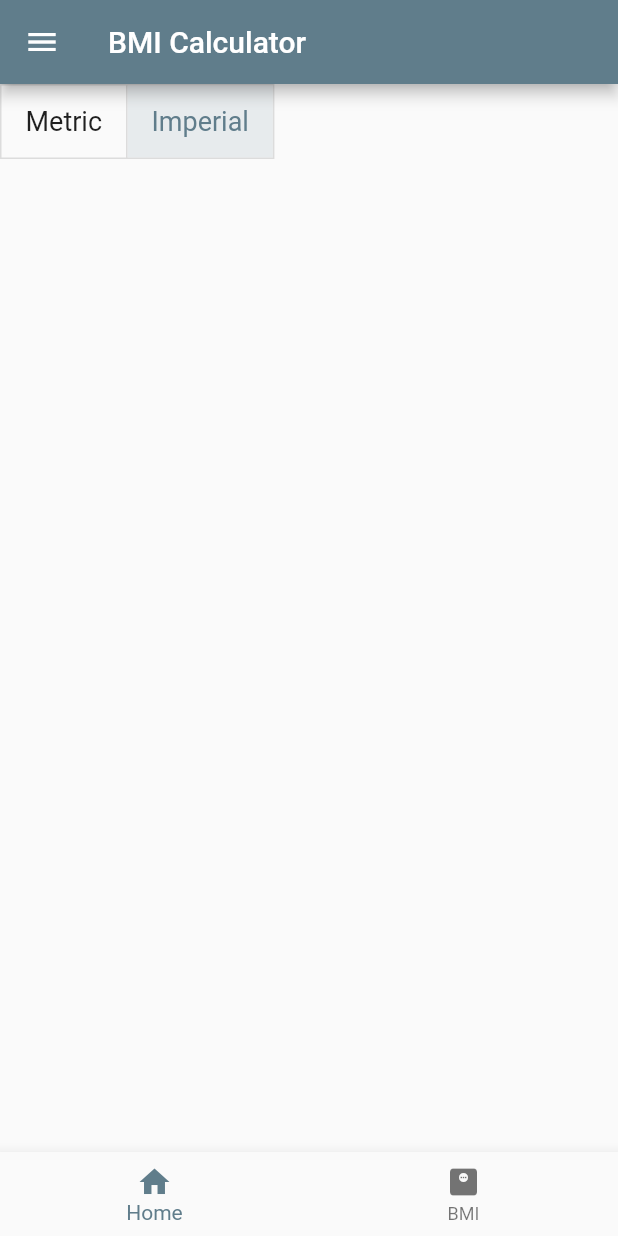
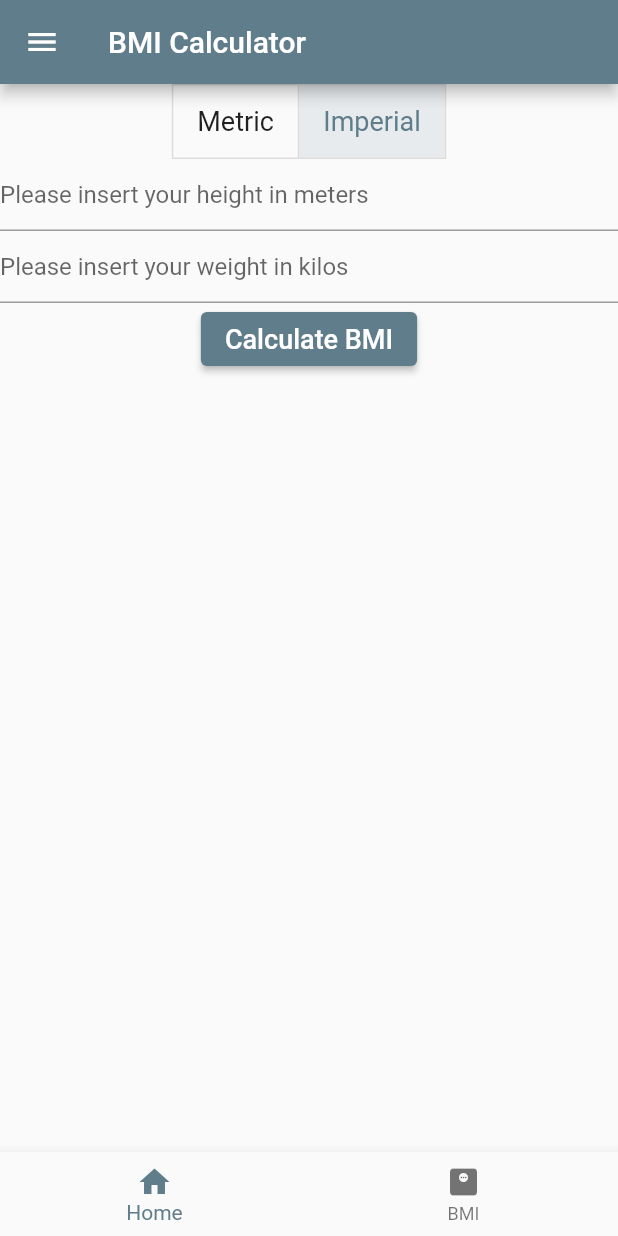
Before and after one commit to leowvazd/global_fitness, a Flutter app: the BmiScreen screen opened by its route, on a phone screen of 412 x 824 dp. Run offline on Flutter 3.47's test engine with Material 2 defaults, Android fonts, the phone set to English and light mode, and no system bars.

Commit message:
working on BMI Screen and calculate it

```diff
--- a/lib/main.dart
+++ b/lib/main.dart
@@ -19,7 +19,6 @@ class GlobalApp extends StatelessWidget {
         '/bmi': (context) => const BmiScreen(),
       },
       initialRoute: '/',
-
       // home: const IntroScreen(),
     );
   }
--- a/lib/screens/bmi_screen.dart
+++ b/lib/screens/bmi_screen.dart
@@ -10,6 +10,8 @@ class BmiScreen extends StatefulWidget {
 }
 
 class _BmiScreenState extends State<BmiScreen> {
+  final TextEditingController txtHeight = TextEditingController();
+  final TextEditingController txtWeight = TextEditingController();
   final double fontSize = 18;
   String result = '';
   bool isMetric = true;
@@ -17,6 +19,8 @@ class _BmiScreenState extends State<BmiScreen> {
   double? height;
   double? weight;
   late List<bool> isSelected;
+  String weightMessage = '';
+  String heightMessage = '';
 
   @override
   void initState() {
@@ -26,38 +30,44 @@ class _BmiScreenState extends State<BmiScreen> {
 
   @override
   Widget build(BuildContext context) {
+    heightMessage =
+        'Please insert your height in ${(isMetric) ? 'meters' : 'inches'}';
+    weightMessage =
+        'Please insert your weight in ${(isMetric) ? 'kilos' : 'pounds'}';
+
     return Scaffold(
       appBar: AppBar(title: const Text('BMI Calculator')),
       bottomNavigationBar: const MenuBottom(),
       drawer: const MenuDrawer(),
       body: Column(children: [
-        ToggleButtons(
-            isSelected: isSelected,
-            onPressed: toggleMeasure,
-            children: [
+        ToggleButtons(children: [
           Padding(
-                padding: const EdgeInsets.symmetric(
-                  horizontal: 16,
-                ),
-                child: Text(
-                  'Metric',
-                  style: TextStyle(
-                    fontSize: fontSize,
-                  ),
-                ),
+            padding: EdgeInsets.symmetric(horizontal: 16),
+            child: Text('Metric', style: TextStyle(fontSize: fontSize)),
           ),
           Padding(
-                padding: const EdgeInsets.symmetric(
-                  horizontal: 16,
+            padding: EdgeInsets.symmetric(horizontal: 16),
+            child: Text('Imperial', style: TextStyle(fontSize: fontSize)),
           ),
-                child: Text(
-                  'Imperial',
-                  style: TextStyle(
-                    fontSize: fontSize,
+        ], isSelected: isSelected, onPressed: toggleMeasure),
+        TextField(
+          controller: txtHeight,
+          keyboardType: TextInputType.number,
+          decoration: InputDecoration(hintText: heightMessage),
         ),
+        TextField(
+          controller: txtWeight,
+          keyboardType: TextInputType.number,
+          decoration: InputDecoration(hintText: weightMessage),
         ),
+        ElevatedButton(
+          child: Text('Calculate BMI', style: TextStyle(fontSize: fontSize)),
+          onPressed: () {},
         ),
-            ]),
+        Text(
+          result,
+          style: TextStyle(fontSize: fontSize),
+        )
       ]),
     );
   }
--- a/lib/shared/menu_drawer.dart
+++ b/lib/shared/menu_drawer.dart
@@ -37,7 +37,7 @@ class MenuDrawer extends StatelessWidget {
       ),
     );
 
-    menuTitles.forEach((String element) {
+    for (var element in menuTitles) {
       Widget screen = Container();
 
       menuItems.add(ListTile(
@@ -61,7 +61,7 @@ class MenuDrawer extends StatelessWidget {
               .push(MaterialPageRoute(builder: (context) => screen));
         },
       ));
-    });
+    }
     return menuItems;
   }
 }
```
Lines whose indentation alone changed are shown as unchanged.
